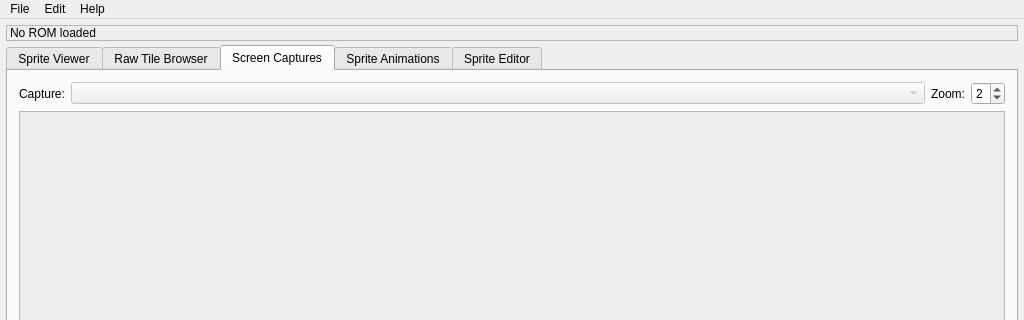
Qt form sprite-editor/MainWindow.ui (mwales-ai/genesis-hacking) before a commit; both pictures show x 0 to 1024 and y 0 to 320 of the 1024 by 768 pixel window.
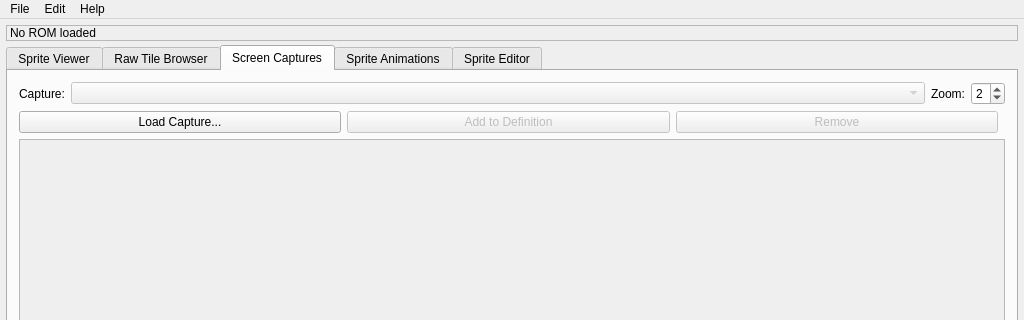
The same form after that commit. The open tabs and pages were chosen to show the change. Custom widgets are drawn as their Qt base class.

Commit message:
Add screen capture load/add/remove buttons
Screen Captures tab now has:
- "Load Capture..." button to load blastem screen capture JSON files
- "Add to Definition" button to save an externally loaded capture into
  the game definition file
- "Remove" button with confirmation dialog to delete a capture from
  the game definition

External captures show with [ext] prefix in combo box.
GameDefinition gains addScreenCapture(), removeScreenCapture(), and
static loadScreenCaptureFromFile() methods.

```diff
--- a/sprite-editor/MainWindow.ui
+++ b/sprite-editor/MainWindow.ui
@@ -478,6 +478,54 @@
           </item>
          </layout>
         </item>
+        <!-- Screen capture action buttons -->
+        <item>
+         <layout class="QHBoxLayout" name="capActionLayout">
+          <item>
+           <widget class="QPushButton" name="theLoadCapButton">
+            <property name="text">
+             <string>Load Capture...</string>
+            </property>
+            <property name="toolTip">
+             <string>Load a screen capture JSON file from blastem</string>
+            </property>
+           </widget>
+          </item>
+          <item>
+           <widget class="QPushButton" name="theAddCapToDefButton">
+            <property name="text">
+             <string>Add to Definition</string>
+            </property>
+            <property name="enabled">
+             <bool>false</bool>
+            </property>
+            <property name="toolTip">
+             <string>Save the displayed screen capture into the game definition file</string>
+            </property>
+           </widget>
+          </item>
+          <item>
+           <widget class="QPushButton" name="theRemoveCapButton">
+            <property name="text">
+             <string>Remove</string>
+            </property>
+            <property name="enabled">
+             <bool>false</bool>
+            </property>
+            <property name="toolTip">
+             <string>Remove this screen capture from the game definition</string>
+            </property>
+           </widget>
+          </item>
+          <item>
+           <spacer name="capActionSpacer">
+            <property name="orientation">
+             <enum>Qt::Horizontal</enum>
+            </property>
+           </spacer>
+          </item>
+         </layout>
+        </item>
         <!-- TileMapWidget (promoted) inside scroll area -->
         <item>
          <widget class="QScrollArea" name="theCapScrollArea">
```
The commit also changes 5 other files.
